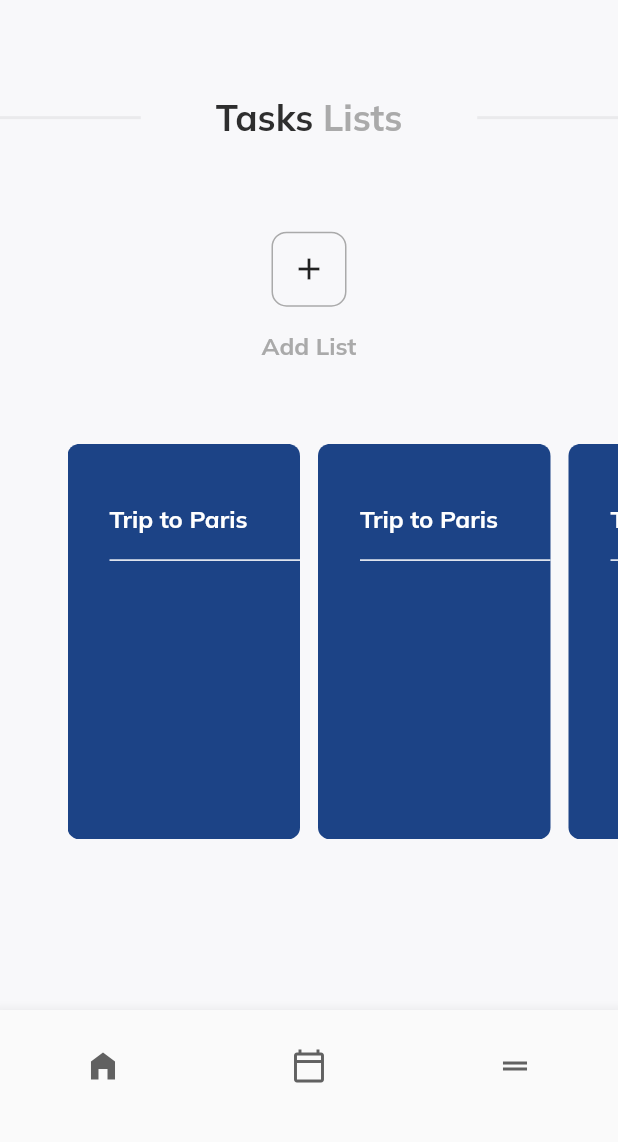
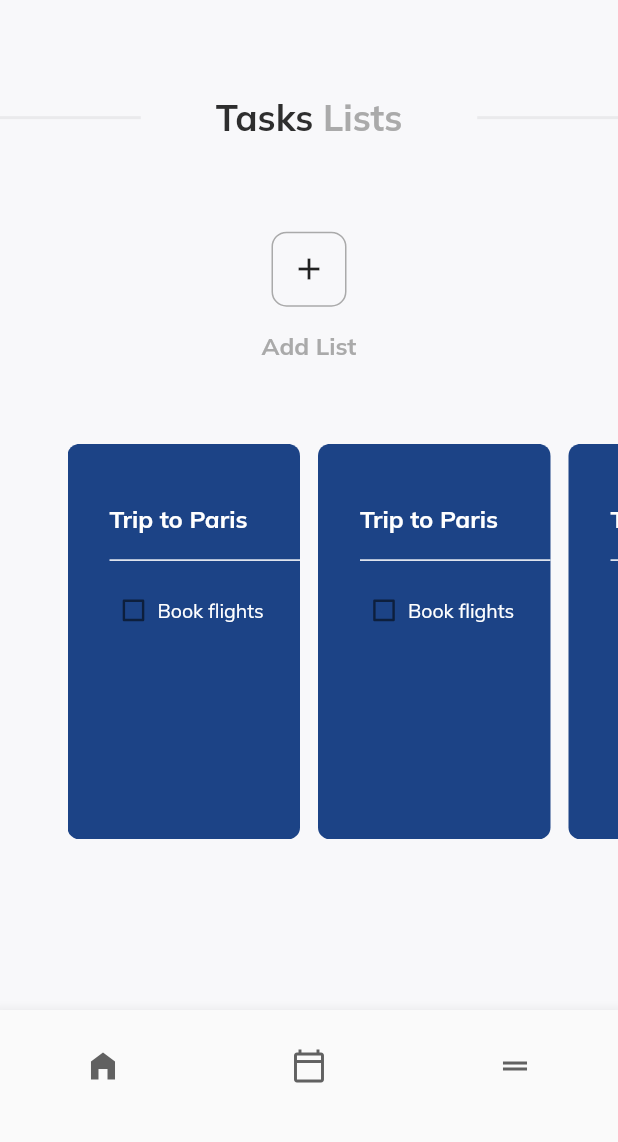
Before and after one commit to felipebss1/todo_app, a Flutter app: the screen it shows after launch, on a phone screen of 412 x 824 dp, the part 90-1232 px from its top. Run offline on Flutter 3.47's test engine with Material 2 defaults, Android fonts, the phone set to English and light mode, and no system bars; our stand-ins replace flutter_svg, google_fonts, percent_indicator.

Commit message:
Mino Fixes

```diff
--- a/lib/card.dart
+++ b/lib/card.dart
@@ -1,7 +1,7 @@
 import 'dart:math';
-
 import 'package:flutter/material.dart';
 import 'package:google_fonts/google_fonts.dart';
+import 'package:todo_app/card_tiles.dart';
 import 'package:todo_app/tasks.dart';
 
 class TaskListCard extends StatefulWidget {
@@ -51,6 +51,11 @@ class _TaskListCardState extends State<TaskListCard> {
               thickness: 1,
               color: Color(0xFFFFFFFF),
             ),
+            CardTile(
+              taskName: "Book flights",
+              taskCompleted: false,
+              onChanged: (p0) {},
+            ),
           ],
         ),
       ),
--- /dev/null
+++ b/lib/card_tiles.dart
@@ -0,0 +1,42 @@
+import 'package:flutter/material.dart';
+import 'package:google_fonts/google_fonts.dart';
+
+class CardTile extends StatelessWidget {
+  final String taskName;
+  final bool taskCompleted;
+  final Function(bool?)? onChanged;
+
+  const CardTile({
+    Key? key,
+    required this.taskName,
+    required this.taskCompleted,
+    this.onChanged,
+  }) : super(key: key);
+
+  @override
+  Widget build(BuildContext context) {
+    return Row(
+      children: [
+        Transform.scale(
+          scale: 0.8,
+          child: Checkbox(
+            value: taskCompleted,
+            onChanged: onChanged,
+            visualDensity: const VisualDensity(
+              horizontal: -4,
+              vertical: -4,
+            ),
+          ),
+        ),
+        Text(
+          taskName,
+          overflow: TextOverflow.fade,
+          style: GoogleFonts.mulish(
+            color: const Color(0xFFFFFFFF),
+            fontSize: 13,
+          ),
+        ),
+      ],
+    );
+  }
+}
```
